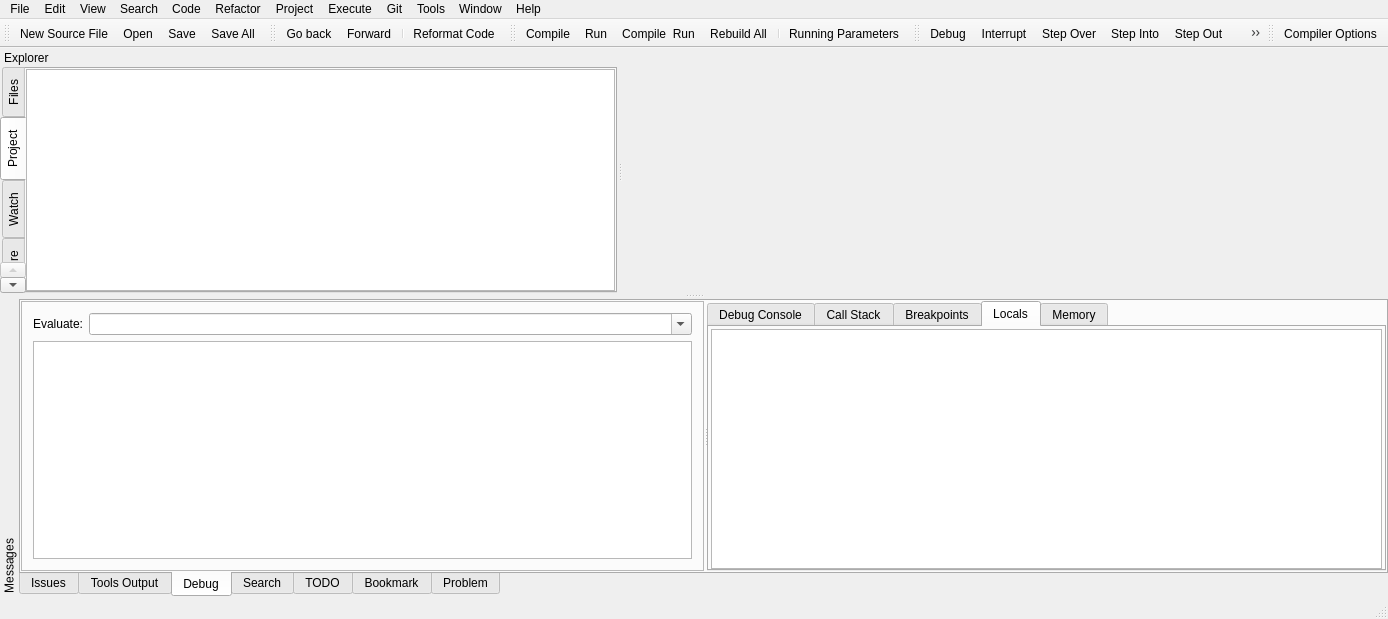
The window that RedPandaIDE/mainwindow.ui (royqh1979/RedPanda-CPP) describes before a commit, drawn with Qt 5.
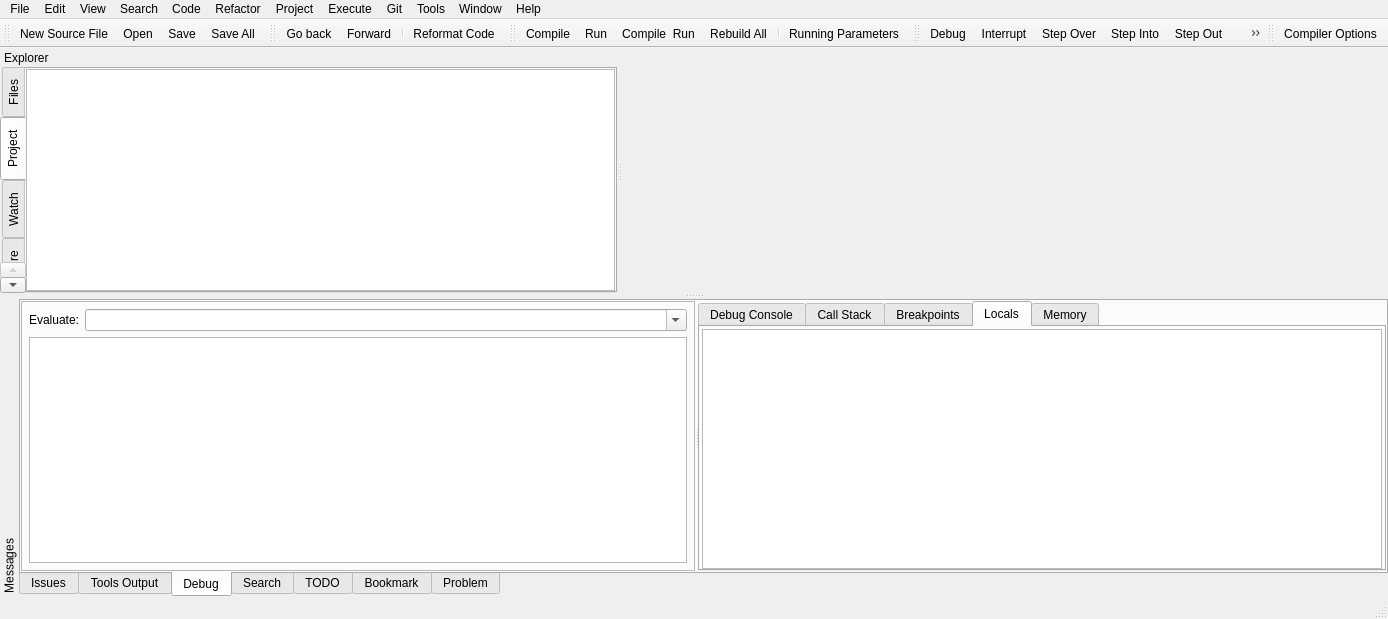
The same window after the commit. The open tabs and pages were chosen to show the change. Icons and pictures are not drawn. Custom widgets are drawn as their Qt base class.

Commit message: - fix: when messages panel is docked at right, its width not correctly restored when restart.

```diff
--- a/RedPandaIDE/mainwindow.ui
+++ b/RedPandaIDE/mainwindow.ui
@@ -1003,16 +1003,16 @@
          </property>
          <layout class="QGridLayout" name="gridLayout_2">
           <property name="leftMargin">
-           <number>11</number>
+           <number>7</number>
           </property>
           <property name="topMargin">
-           <number>11</number>
+           <number>7</number>
           </property>
           <property name="rightMargin">
-           <number>11</number>
+           <number>7</number>
           </property>
           <property name="bottomMargin">
-           <number>11</number>
+           <number>7</number>
           </property>
           <item row="0" column="0">
            <widget class="QLabel" name="lblEvaluate">
```
Left out of the diff: 6 changed lines with no effect on the pictures. The commit also changes 5 other files.
